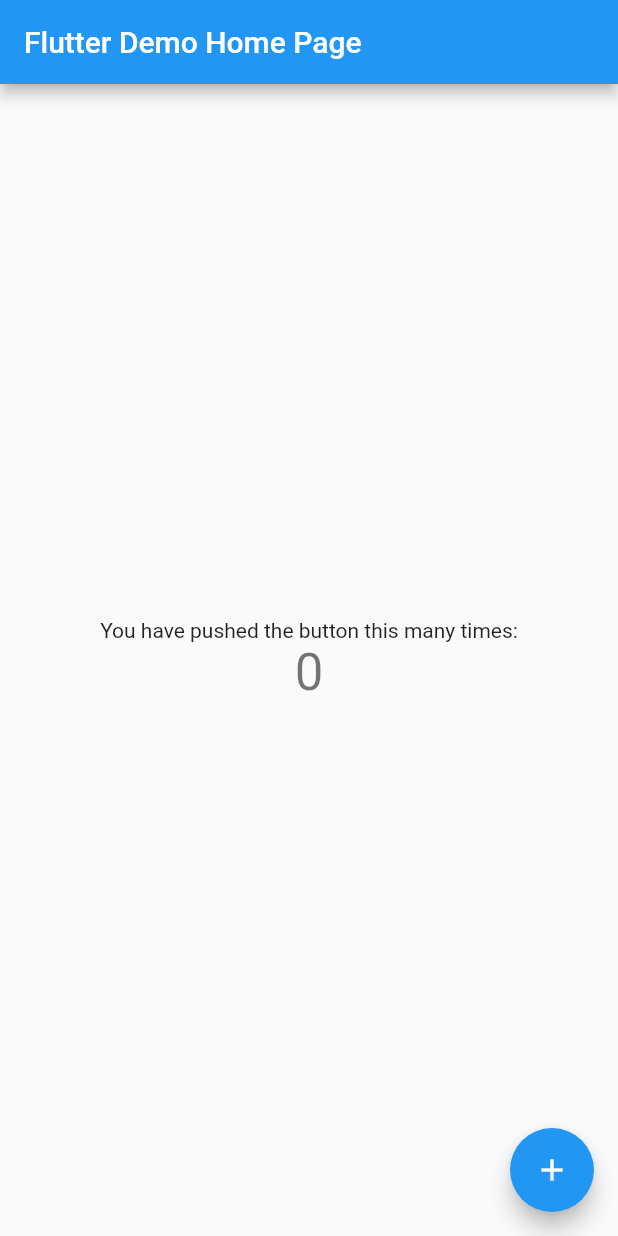
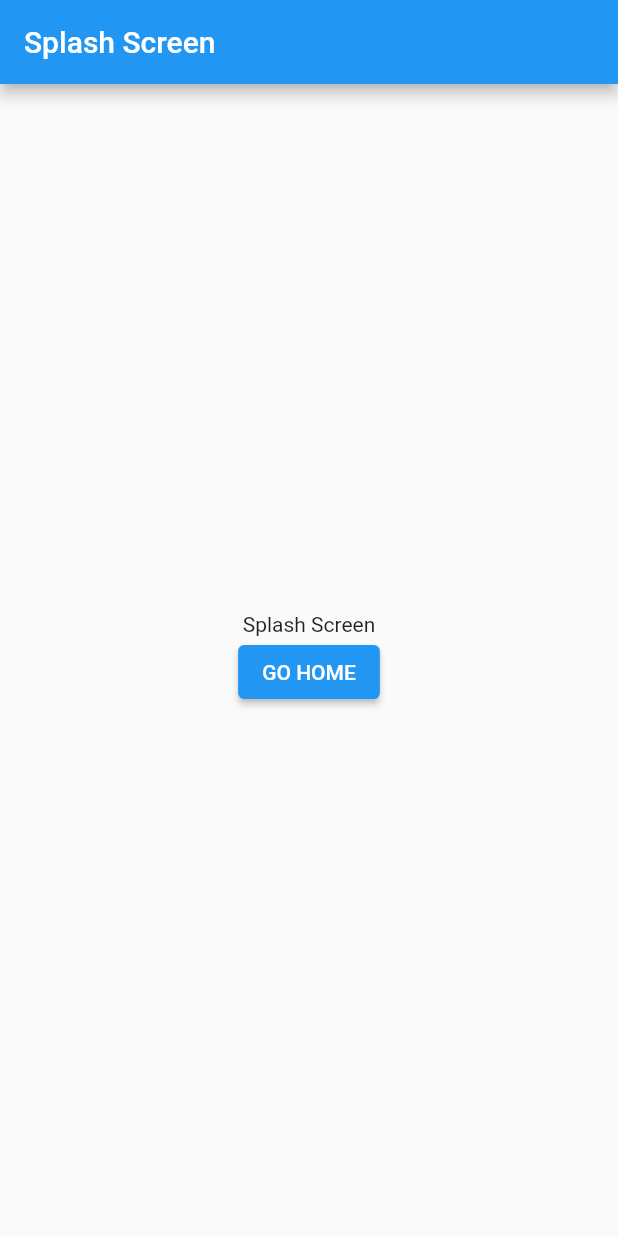
Before and after one commit to AndrewPiterov/auto_route_fun, a Flutter app: the screen it shows after launch, on a phone screen of 412 x 824 dp. Run offline on Flutter 3.47's test engine with Material 2 defaults, Android fonts, the light colour scheme and no system bars; our stand-ins replace auto_route.

Commit message:
[Add] splash screen and home page

```diff
--- /dev/null
+++ b/lib/app.dart
@@ -0,0 +1,30 @@
+import 'package:flutter/material.dart';
+
+import 'app_router.dart';
+
+class MyApp extends StatelessWidget {
+  MyApp({super.key});
+
+  final _appRouter = AppRouter();
+
+  // This widget is the root of your application.
+  @override
+  Widget build(BuildContext context) {
+    return MaterialApp.router(
+      title: 'Flutter Demo',
+      theme: ThemeData(
+        // This is the theme of your application.
+        //
+        // Try running your application with "flutter run". You'll see the
+        // application has a blue toolbar. Then, without quitting the app, try
+        // changing the primarySwatch below to Colors.green and then invoke
+        // "hot reload" (press "r" in the console where you ran "flutter run",
+        // or simply save your changes to "hot reload" in a Flutter IDE).
+        // Notice that the counter didn't reset back to zero; the application
+        // is not restarted.
+        primarySwatch: Colors.blue,
+      ),
+      routerConfig: _appRouter.config(),
+    );
+  }
+}
--- /dev/null
+++ b/lib/app_router.dart
@@ -0,0 +1,15 @@
+import 'package:auto_route/auto_route.dart';
+
+import 'pages/home_page.dart';
+import 'pages/splash_screen.dart';
+
+part 'app_router.gr.dart';
+
+@AutoRouterConfig()
+class AppRouter extends _$AppRouter {
+  @override
+  List<AutoRoute> get routes => [
+        AutoRoute(page: SplashRoute.page, initial: true),
+        AutoRoute(page: HomeRoute.page),
+      ];
+}
--- a/lib/main.dart
+++ b/lib/main.dart
@@ -1,115 +1,7 @@
 import 'package:flutter/material.dart';
 
+import 'app.dart';
+
 void main() {
-  runApp(const MyApp());
+  runApp(MyApp());
 }
-
-class MyApp extends StatelessWidget {
-  const MyApp({super.key});
-
-  // This widget is the root of your application.
-  @override
-  Widget build(BuildContext context) {
-    return MaterialApp(
-      title: 'Flutter Demo',
-      theme: ThemeData(
-        // This is the theme of your application.
-        //
-        // Try running your application with "flutter run". You'll see the
-        // application has a blue toolbar. Then, without quitting the app, try
-        // changing the primarySwatch below to Colors.green and then invoke
-        // "hot reload" (press "r" in the console where you ran "flutter run",
-        // or simply save your changes to "hot reload" in a Flutter IDE).
-        // Notice that the counter didn't reset back to zero; the application
-        // is not restarted.
-        primarySwatch: Colors.blue,
-      ),
-      home: const MyHomePage(title: 'Flutter Demo Home Page'),
-    );
-  }
-}
-
-class MyHomePage extends StatefulWidget {
-  const MyHomePage({super.key, required this.title});
-
-  // This widget is the home page of your application. It is stateful, meaning
-  // that it has a State object (defined below) that contains fields that affect
-  // how it looks.
-
-  // This class is the configuration for the state. It holds the values (in this
-  // case the title) provided by the parent (in this case the App widget) and
-  // used by the build method of the State. Fields in a Widget subclass are
-  // always marked "final".
-
-  final String title;
-
-  @override
-  State<MyHomePage> createState() => _MyHomePageState();
-}
-
-class _MyHomePageState extends State<MyHomePage> {
-  int _counter = 0;
-
-  void _incrementCounter() {
-    setState(() {
-      // This call to setState tells the Flutter framework that something has
-      // changed in this State, which causes it to rerun the build method below
-      // so that the display can reflect the updated values. If we changed
-      // _counter without calling setState(), then the build method would not be
-      // called again, and so nothing would appear to happen.
-      _counter++;
-    });
-  }
-
-  @override
-  Widget build(BuildContext context) {
-    // This method is rerun every time setState is called, for instance as done
-    // by the _incrementCounter method above.
-    //
-    // The Flutter framework has been optimized to make rerunning build methods
-    // fast, so that you can just rebuild anything that needs updating rather
-    // than having to individually change instances of widgets.
-    return Scaffold(
-      appBar: AppBar(
-        // Here we take the value from the MyHomePage object that was created by
-        // the App.build method, and use it to set our appbar title.
-        title: Text(widget.title),
-      ),
-      body: Center(
-        // Center is a layout widget. It takes a single child and positions it
-        // in the middle of the parent.
-        child: Column(
-          // Column is also a layout widget. It takes a list of children and
-          // arranges them vertically. By default, it sizes itself to fit its
-          // children horizontally, and tries to be as tall as its parent.
-          //
-          // Invoke "debug painting" (press "p" in the console, choose the
-          // "Toggle Debug Paint" action from the Flutter Inspector in Android
-          // Studio, or the "Toggle Debug Paint" command in Visual Studio Code)
-          // to see the wireframe for each widget.
-          //
-          // Column has various properties to control how it sizes itself and
-          // how it positions its children. Here we use mainAxisAlignment to
-          // center the children vertically; the main axis here is the vertical
-          // axis because Columns are vertical (the cross axis would be
-          // horizontal).
-          mainAxisAlignment: MainAxisAlignment.center,
-          children: <Widget>[
-            const Text(
-              'You have pushed the button this many times:',
-            ),
-            Text(
-              '$_counter',
-              style: Theme.of(context).textTheme.headlineMedium,
-            ),
-          ],
-        ),
-      ),
-      floatingActionButton: FloatingActionButton(
-        onPressed: _incrementCounter,
-        tooltip: 'Increment',
-        child: const Icon(Icons.add),
-      ), // This trailing comma makes auto-formatting nicer for build methods.
-    );
-  }
-}
--- /dev/null
+++ b/lib/pages/home_page.dart
@@ -0,0 +1,19 @@
+import 'package:auto_route/auto_route.dart';
+import 'package:flutter/material.dart';
+
+@RoutePage()
+class HomePage extends StatelessWidget {
+  const HomePage({super.key});
+
+  @override
+  Widget build(BuildContext context) {
+    return Scaffold(
+      appBar: AppBar(
+        title: const Text('Home Page'),
+      ),
+      body: const Center(
+        child: Text('Home Page'),
+      ),
+    );
+  }
+}
--- /dev/null
+++ b/lib/pages/splash_screen.dart
@@ -0,0 +1,31 @@
+import 'package:auto_route/auto_route.dart';
+import 'package:auto_route_fun/app_router.dart';
+import 'package:flutter/material.dart';
+
+@RoutePage()
+class SplashScreen extends StatelessWidget {
+  const SplashScreen({super.key});
+
+  @override
+  Widget build(BuildContext context) {
+    return Scaffold(
+      appBar: AppBar(
+        title: const Text('Splash Screen'),
+      ),
+      body: Column(
+        mainAxisAlignment: MainAxisAlignment.center,
+        children: [
+          const Center(
+            child: Text('Splash Screen'),
+          ),
+          ElevatedButton(
+            onPressed: () {
+              context.router.push(const HomeRoute());
+            },
+            child: const Text('GO HOME'),
+          ),
+        ],
+      ),
+    );
+  }
+}
--- a/pubspec.yaml
+++ b/pubspec.yaml
@@ -35,6 +35,7 @@
   # The following adds the Cupertino Icons font to your application.
   # Use with the CupertinoIcons class for iOS style icons.
   cupertino_icons: ^1.0.2
+  auto_route: ^6.4.0
 
 dev_dependencies:
   flutter_test:
@@ -46,6 +47,8 @@
   # package. See that file for information about deactivating specific lint
   # rules and activating additional ones.
   flutter_lints: ^2.0.0
+  auto_route_generator: ^6.2.0
+  build_runner: ^2.3.3
 
 # For information on the generic Dart part of this file, see the
 # following page: https://dart.dev/tools/pub/pubspec
```
Also changed, not shown: lib/app_router.gr.dart (added), pubspec.lock.
